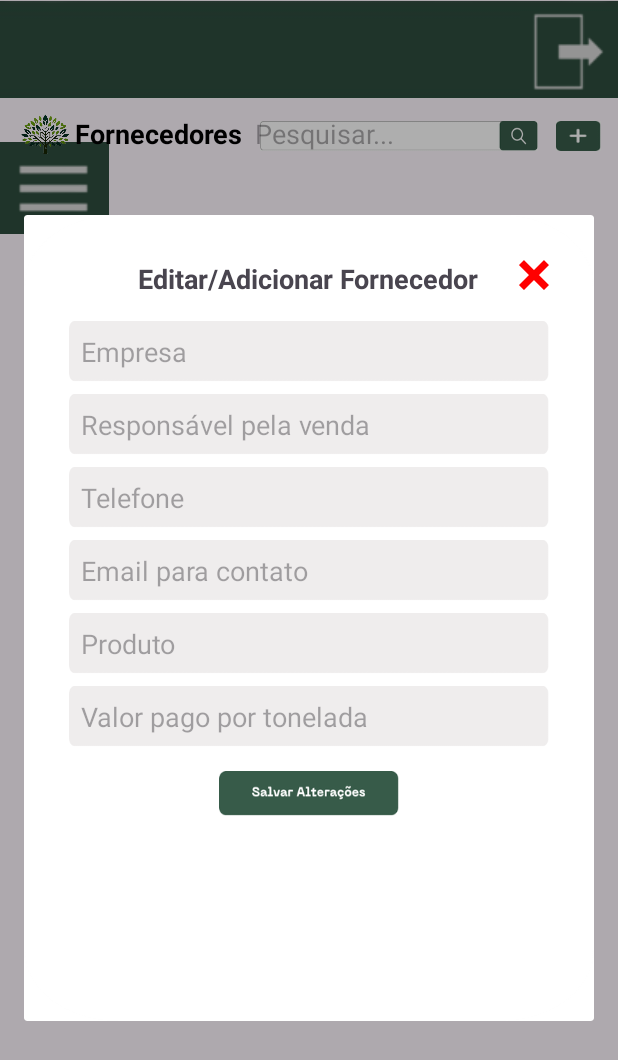
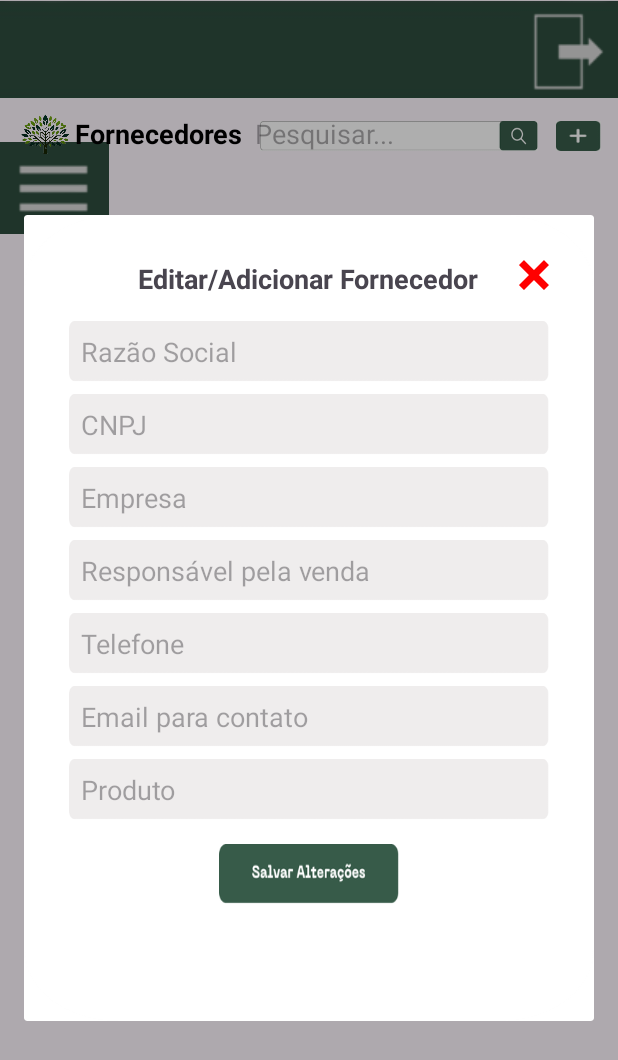
Before and after one commit to izabellaAro/UrbanGreenMobile, an Android app: the TelaFornecedores screen opened directly, with no data from a screen before it, after a tap on "Adicionar Fornecedor", on a phone screen of 412 x 824 dp. Shown: the top 1060 px of the screen. Run offline under Robolectric (Android 15) with nearby library versions, the phone set to English and light mode, and no system bars; network calls fail; 1 statement that could not run was skipped.

Commit message:
Adiciona funcionalidade de incluir fornecedor com endpoint de post a API.

```diff
--- a/app/src/main/java/com/example/urbangreenmobile/api/ApiInterface.java
+++ b/app/src/main/java/com/example/urbangreenmobile/api/ApiInterface.java
@@ -1,8 +1,9 @@
 package com.example.urbangreenmobile.api;
 
-import com.example.urbangreenmobile.api.models.Fornecedor;
-import com.example.urbangreenmobile.api.models.LoginRequest;
-import com.example.urbangreenmobile.api.models.LoginResponse;
+import com.example.urbangreenmobile.api.models.Fornecedor.CreateFornecedorRequest;
+import com.example.urbangreenmobile.api.models.Fornecedor.GetFornecedorResponse;
+import com.example.urbangreenmobile.api.models.Login.LoginRequest;
+import com.example.urbangreenmobile.api.models.Login.LoginResponse;
 
 import java.util.List;
 
@@ -16,5 +17,9 @@ public interface ApiInterface {
     Call<LoginResponse> login(@Body LoginRequest loginRequest);
 
     @GET("Fornecedor?skip=0&take=50")
-    Call<List<Fornecedor>> getFornecedores();
+    Call<List<GetFornecedorResponse>> getFornecedores();
+
+    @POST("Fornecedor")
+    Call<Void> criarFornecedor(@Body CreateFornecedorRequest fornecedor);
+
 }
--- a/app/src/main/java/com/example/urbangreenmobile/ui/TelaFornecedorAdapter.java
+++ b/app/src/main/java/com/example/urbangreenmobile/ui/TelaFornecedorAdapter.java
@@ -8,19 +8,18 @@ import android.widget.Filterable;
 import android.widget.ImageButton;
 import android.widget.TextView;
 
-import androidx.annotation.NonNull;
 import androidx.recyclerview.widget.RecyclerView;
 
 import com.example.urbangreenmobile.R;
-import com.example.urbangreenmobile.api.models.Fornecedor;
+import com.example.urbangreenmobile.api.models.Fornecedor.GetFornecedorResponse;
 
 import java.util.ArrayList;
 import java.util.List;
 
 public class TelaFornecedorAdapter extends RecyclerView.Adapter<TelaFornecedorAdapter.FornecedorViewHolder> implements Filterable {
 
-    private List<Fornecedor> fornecedores = new ArrayList<>();
-    private List<Fornecedor> fornecedoresFull;
+    private List<GetFornecedorResponse> fornecedores = new ArrayList<>();
+    private List<GetFornecedorResponse> fornecedoresFull;
 
     @Override
     public FornecedorViewHolder onCreateViewHolder(ViewGroup parent, int viewType) {
@@ -31,7 +30,7 @@ public class TelaFornecedorAdapter extends RecyclerView.Adapter<TelaFornecedorAd
 
     @Override
     public void onBindViewHolder(FornecedorViewHolder holder, int position) {
-        Fornecedor fornecedor = fornecedores.get(position);
+        GetFornecedorResponse fornecedor = fornecedores.get(position);
         holder.nomePJ.setText(fornecedor.getNomePJ());
         holder.nomeFornecedor.setText(fornecedor.getNome());
         holder.email.setText(fornecedor.getEmail());
@@ -39,6 +38,8 @@ public class TelaFornecedorAdapter extends RecyclerView.Adapter<TelaFornecedorAd
         holder.insumoName.setText(fornecedor.getInsumo());
         double preco = fornecedor.getValor();
         holder.preco.setText(String.format("R$ %.2f", preco));
+
+
     }
 
     @Override
@@ -46,7 +47,7 @@ public class TelaFornecedorAdapter extends RecyclerView.Adapter<TelaFornecedorAd
         return fornecedores.size();
     }
 
-    public void setFornecedores(List<Fornecedor> fornecedores) {
+    public void setFornecedores(List<GetFornecedorResponse> fornecedores) {
         this.fornecedores = fornecedores;
         fornecedoresFull = new ArrayList<>(fornecedores);
         notifyDataSetChanged();
@@ -60,14 +61,14 @@ public class TelaFornecedorAdapter extends RecyclerView.Adapter<TelaFornecedorAd
     private Filter fornecedorFilter = new Filter() {
         @Override
         protected FilterResults performFiltering(CharSequence constraint) {
-            List<Fornecedor> filteredList = new ArrayList<>();
+            List<GetFornecedorResponse> filteredList = new ArrayList<>();
 
             if (constraint == null || constraint.length() == 0) {
                 filteredList.addAll(fornecedoresFull);
             } else {
                 String filterPattern = constraint.toString().toLowerCase().trim();
 
-                for (Fornecedor item : fornecedoresFull) {
+                for (GetFornecedorResponse item : fornecedoresFull) {
                     if (item.getNomePJ().toLowerCase().contains(filterPattern) ||
                             item.getInsumo().toLowerCase().contains(filterPattern) ||
                             item.getNome().toLowerCase().contains(filterPattern)) {
--- a/app/src/main/java/com/example/urbangreenmobile/ui/TelaFornecedores.java
+++ b/app/src/main/java/com/example/urbangreenmobile/ui/TelaFornecedores.java
@@ -15,7 +15,9 @@ import androidx.recyclerview.widget.RecyclerView;
 import com.example.urbangreenmobile.R;
 import com.example.urbangreenmobile.api.ApiInterface;
 import com.example.urbangreenmobile.api.ApiService;
-import com.example.urbangreenmobile.api.models.Fornecedor;
+import com.example.urbangreenmobile.api.models.Fornecedor.CreateFornecedorRequest;
+import com.example.urbangreenmobile.api.models.Fornecedor.GetFornecedorResponse;
+import com.example.urbangreenmobile.api.models.Fornecedor.PessoaJuridica;
 import com.example.urbangreenmobile.utils.TokenManager;
 
 import java.util.List;
@@ -30,7 +32,7 @@ public class TelaFornecedores extends AppCompatActivity {
     private TokenManager tokenManager;
     private RecyclerView recyclerViewFornecedores;
     private TelaFornecedorAdapter fornecedorAdapter;
-    private List<Fornecedor> fornecedorList;
+    private List<GetFornecedorResponse> fornecedorList;
 
     @Override
     protected void onCreate(Bundle savedInstanceState) {
@@ -66,21 +68,82 @@ public class TelaFornecedores extends AppCompatActivity {
 
         ImageButton buttonAdd = findViewById(R.id.add_fornecedor_button);
         buttonAdd.setOnClickListener(v -> {
-            Dialog dialog = new Dialog(TelaFornecedores.this);
-            dialog.setContentView(R.layout.editar_fornecedor);
+            abrirDialogFornecedor(null);
+        });
+    }
 
-            ImageButton closeButton = dialog.findViewById(R.id.close_button);
-            closeButton.setOnClickListener(v1 -> dialog.dismiss());
+    private void abrirDialogFornecedor(GetFornecedorResponse fornecedor) {
+        Dialog dialog = new Dialog(TelaFornecedores.this);
+        dialog.setContentView(R.layout.editar_fornecedor);
 
-            dialog.show();
+        EditText inputEmpresa = dialog.findViewById(R.id.input_rzSocial);
+        EditText inputCnpj = dialog.findViewById(R.id.input_cnpj);
+        EditText inputNomeFant = dialog.findViewById(R.id.input_nomeFantasia);
+        EditText inputResponsavel = dialog.findViewById(R.id.input_responsavel);
+        EditText inputTelefone = dialog.findViewById(R.id.input_telefone);
+        EditText inputEmail = dialog.findViewById(R.id.input_email);
+        EditText inputProduto = dialog.findViewById(R.id.input_produto);
+
+        ImageButton btnSalvar = dialog.findViewById(R.id.btn_salvar);
+        ImageButton closeButton = dialog.findViewById(R.id.close_button);
+
+        if (fornecedor != null) {
+            inputEmpresa.setText(fornecedor.getNomePJ());
+            inputResponsavel.setText(fornecedor.getNome());
+            inputTelefone.setText(fornecedor.getTelefone());
+            inputEmail.setText(fornecedor.getEmail());
+            inputProduto.setText(fornecedor.getInsumo());
+        }
+
+        closeButton.setOnClickListener(v1 -> dialog.dismiss());
+
+        btnSalvar.setOnClickListener(v -> {
+            PessoaJuridica pessoaJuridica = new PessoaJuridica(
+                    inputNomeFant.getText().toString(),
+                    inputCnpj.getText().toString(),
+                    inputEmpresa.getText().toString(),
+                    inputEmail.getText().toString(),
+                    inputTelefone.getText().toString()
+            );
+
+            CreateFornecedorRequest novoFornecedor = new CreateFornecedorRequest();
+            novoFornecedor.setNome(inputResponsavel.getText().toString());
+            novoFornecedor.setInsumoId(Integer.parseInt(inputProduto.getText().toString()));
+            novoFornecedor.setPessoaJuridica(pessoaJuridica);
+
+            criarFornecedor(novoFornecedor);
+
+            dialog.dismiss();
+        });
+
+        dialog.show();
+    }
+
+    private void criarFornecedor(CreateFornecedorRequest fornecedor) {
+        Call<Void> call = apiInterface.criarFornecedor(fornecedor);
+        call.enqueue(new Callback<Void>() {
+            @Override
+            public void onResponse(Call<Void> call, Response<Void> response) {
+                if (response.isSuccessful()) {
+                    listarFornecedores();
+                    Toast.makeText(TelaFornecedores.this, "Fornecedor criado com sucesso", Toast.LENGTH_SHORT).show();
+                } else {
+                    Toast.makeText(TelaFornecedores.this, "Erro ao criar fornecedor", Toast.LENGTH_SHORT).show();
+                }
+            }
+
+            @Override
+            public void onFailure(Call<Void> call, Throwable t) {
+                Toast.makeText(TelaFornecedores.this, "Erro de rede", Toast.LENGTH_SHORT).show();
+            }
         });
     }
 
     private void listarFornecedores() {
-        Call<List<Fornecedor>> call = apiInterface.getFornecedores();
-        call.enqueue(new Callback<List<Fornecedor>>() {
+        Call<List<GetFornecedorResponse>> call = apiInterface.getFornecedores();
+        call.enqueue(new Callback<List<GetFornecedorResponse>>() {
             @Override
-            public void onResponse(Call<List<Fornecedor>> call, Response<List<Fornecedor>> response) {
+            public void onResponse(Call<List<GetFornecedorResponse>> call, Response<List<GetFornecedorResponse>> response) {
                 if (response.isSuccessful()) {
                     fornecedorList = response.body();
                     fornecedorAdapter.setFornecedores(fornecedorList);
@@ -90,11 +153,9 @@ public class TelaFornecedores extends AppCompatActivity {
             }
 
             @Override
-            public void onFailure(Call<List<Fornecedor>> call, Throwable t) {
+            public void onFailure(Call<List<GetFornecedorResponse>> call, Throwable t) {
                 Toast.makeText(TelaFornecedores.this, "Erro de rede", Toast.LENGTH_SHORT).show();
             }
         });
     }
-
-    // Implementar métodos para criar, atualizar e deletar fornecedores
 }
--- a/app/src/main/res/layout/editar_fornecedor.xml
+++ b/app/src/main/res/layout/editar_fornecedor.xml
@@ -31,12 +31,30 @@
         android:layout_marginTop="16dp">
 
         <EditText
-            android:id="@+id/input_empresa"
+            android:id="@+id/input_rzSocial"
+            android:layout_width="match_parent"
+            android:layout_height="wrap_content"
+            android:hint="Razão Social"
+            android:background="@drawable/background_inputtext"
+            android:padding="8dp"/>
+
+        <EditText
+            android:id="@+id/input_cnpj"
+            android:layout_width="match_parent"
+            android:layout_height="wrap_content"
+            android:hint="CNPJ"
+            android:background="@drawable/background_inputtext"
+            android:padding="8dp"
+            android:layout_marginTop="8dp"/>
+
+        <EditText
+            android:id="@+id/input_nomeFantasia"
             android:layout_width="match_parent"
             android:layout_height="wrap_content"
             android:hint="Empresa"
             android:background="@drawable/background_inputtext"
-            android:padding="8dp"/>
+            android:padding="8dp"
+            android:layout_marginTop="8dp"/>
 
         <EditText
             android:id="@+id/input_responsavel"
@@ -74,20 +92,12 @@
             android:padding="8dp"
             android:layout_marginTop="8dp"/>
 
-        <EditText
-            android:id="@+id/input_valor"
-            android:layout_width="match_parent"
-            android:layout_height="wrap_content"
-            android:hint="Valor pago por tonelada"
-            android:background="@drawable/background_inputtext"
-            android:padding="8dp"
-            android:layout_marginTop="8dp"/>
     </LinearLayout>
 
     <ImageButton
         android:id="@+id/btn_salvar"
         android:layout_width="120dp"
-        android:layout_height="30dp"
+        android:layout_height="40dp"
         android:layout_centerHorizontal="true"
         android:layout_below="@id/input_fields"
         android:layout_marginTop="16dp"
--- a/app/src/main/res/layout/tela_fornecedores.xml
+++ b/app/src/main/res/layout/tela_fornecedores.xml
@@ -1,7 +1,6 @@
-<?xml version="1.0" encoding="utf-8"?>
 <RelativeLayout xmlns:android="http://schemas.android.com/apk/res/android"
     android:layout_width="match_parent"
-    android:layout_height="wrap_content"
+    android:layout_height="match_parent"
     android:backgroundTint="@color/white">
 
     <include
@@ -69,8 +68,8 @@
         android:id="@+id/recyclerViewFornecedores"
         android:layout_width="match_parent"
         android:layout_height="match_parent"
-        android:layout_marginTop="130dp"
-        android:layout_marginStart="20dp"
-        android:scrollbars="vertical"/>
-
+        android:layout_marginTop="100dp"
+        android:layout_marginStart="8dp"
+        android:scrollbars="vertical"
+        android:layout_alignParentBottom="true"/>
 </RelativeLayout>
```
Also changed, not shown: app/src/main/java/com/example/urbangreenmobile/api/models/Fornecedor.java (deleted, +0 -97 lines), app/src/main/java/com/example/urbangreenmobile/api/models/Fornecedor/CreateFornecedorRequest.java (added, +39 -0 lines), app/src/main/java/com/example/urbangreenmobile/api/models/Fornecedor/GetFornecedorResponse.java (added, +46 -0 lines), app/src/main/java/com/example/urbangreenmobile/api/models/Fornecedor/PessoaJuridica.java (added, +59 -0 lines), app/src/main/res/layout/item_fornecedor.xml (+27 -27 lines).
